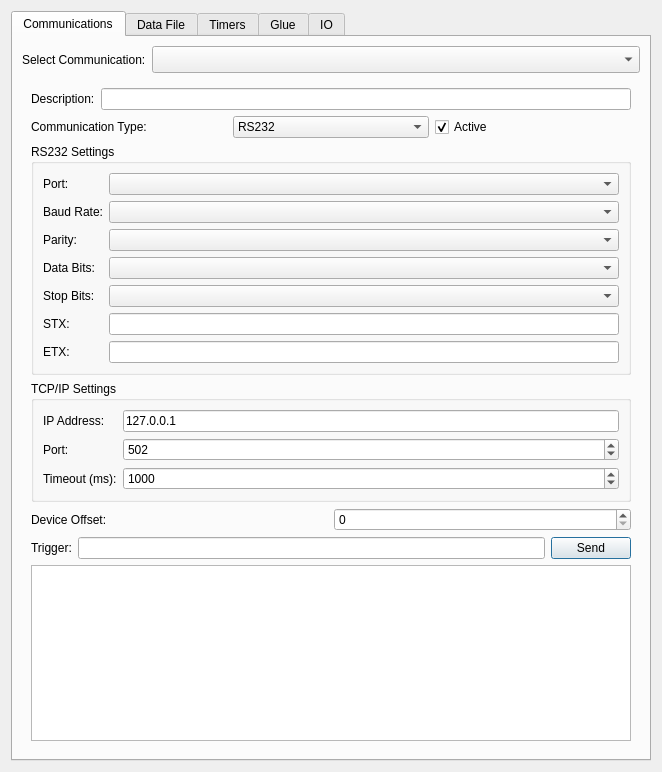
Above: src/gui/SettingsWindow.ui from orkiman/MachineController before the change. Below: the same form after it.
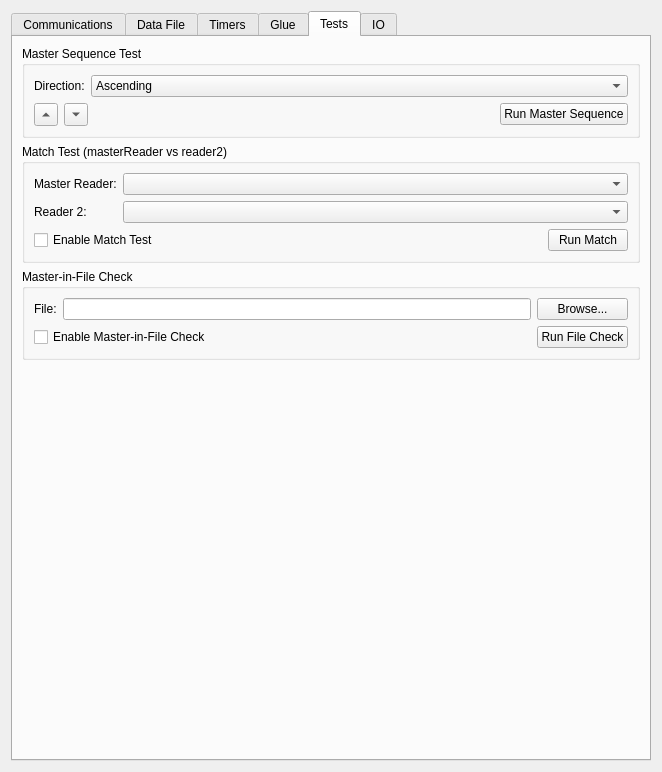
That is the form after the change. The open tabs and pages were chosen to show the change.

Commit message: in the middle of adding tests tab

What changed in the file:
```diff
--- a/src/gui/SettingsWindow.ui
+++ b/src/gui/SettingsWindow.ui
@@ -937,6 +937,200 @@
        </item>
       </layout>
      </widget>
+     <widget class="QWidget" name="testsTab">
+      <attribute name="title">
+       <string>Tests</string>
+      </attribute>
+      <layout class="QVBoxLayout" name="testsVerticalLayout">
+       <item>
+        <widget class="QGroupBox" name="testsMasterSequenceGroupBox">
+         <property name="title">
+          <string>Master Sequence Test</string>
+         </property>
+         <layout class="QFormLayout" name="testsMasterSequenceFormLayout">
+          <item row="0" column="0">
+           <widget class="QLabel" name="testsMasterDirectionLabel">
+            <property name="text">
+             <string>Direction:</string>
+            </property>
+           </widget>
+          </item>
+          <item row="0" column="1">
+           <widget class="QComboBox" name="testsMasterDirectionComboBox">
+            <item>
+             <property name="text">
+              <string>Ascending</string>
+             </property>
+            </item>
+            <item>
+             <property name="text">
+              <string>Descending</string>
+             </property>
+            </item>
+           </widget>
+          </item>
+          <item row="1" column="0" colspan="2">
+           <layout class="QHBoxLayout" name="testsArrowsLayout">
+            <item>
+             <widget class="QToolButton" name="testsUpArrowButton">
+              <property name="arrowType">
+               <enum>Qt::UpArrow</enum>
+              </property>
+              <property name="toolButtonStyle">
+               <enum>Qt::ToolButtonIconOnly</enum>
+              </property>
+             </widget>
+            </item>
+            <item>
+             <widget class="QToolButton" name="testsDownArrowButton">
+              <property name="arrowType">
+               <enum>Qt::DownArrow</enum>
+              </property>
+              <property name="toolButtonStyle">
+               <enum>Qt::ToolButtonIconOnly</enum>
+              </property>
+             </widget>
+            </item>
+            <item>
+             <spacer name="testsArrowSpacer">
+              <property name="orientation">
+               <enum>Qt::Horizontal</enum>
+              </property>
+              <property name="sizeHint" stdset="0">
+               <size>
+                <width>40</width>
+                <height>20</height>
+               </size>
+              </property>
+             </spacer>
+            </item>
+            <item>
+             <widget class="QPushButton" name="testsRunMasterSequenceButton">
+              <property name="text">
+               <string>Run Master Sequence</string>
+              </property>
+             </widget>
+            </item>
+           </layout>
+          </item>
+         </layout>
+        </widget>
+       </item>
+       <item>
+        <widget class="QGroupBox" name="testsMatchGroupBox">
+         <property name="title">
+          <string>Match Test (masterReader vs reader2)</string>
+         </property>
+         <layout class="QFormLayout" name="testsMatchFormLayout">
+          <item row="0" column="0">
+           <widget class="QLabel" name="testsMasterReaderLabel">
+            <property name="text">
+             <string>Master Reader:</string>
+            </property>
+           </widget>
+          </item>
+          <item row="0" column="1">
+           <widget class="QComboBox" name="testsMasterReaderComboBox"/>
+          </item>
+          <item row="1" column="0">
+           <widget class="QLabel" name="testsReader2Label">
+            <property name="text">
+             <string>Reader 2:</string>
+            </property>
+           </widget>
+          </item>
+          <item row="1" column="1">
+           <widget class="QComboBox" name="testsReader2ComboBox"/>
+          </item>
+          <item row="2" column="0" colspan="2">
+           <layout class="QHBoxLayout" name="testsMatchActionsLayout">
+            <item>
+             <widget class="QCheckBox" name="testsMatchEnableCheckBox">
+              <property name="text">
+               <string>Enable Match Test</string>
+              </property>
+             </widget>
+            </item>
+            <item>
+             <spacer name="testsMatchSpacer">
+              <property name="orientation">
+               <enum>Qt::Horizontal</enum>
+              </property>
+              <property name="sizeHint" stdset="0">
+               <size>
+                <width>40</width>
+                <height>20</height>
+               </size>
+              </property>
+             </spacer>
+            </item>
+            <item>
+             <widget class="QPushButton" name="testsRunMatchButton">
+              <property name="text">
+               <string>Run Match</string>
+              </property>
+             </widget>
+            </item>
+           </layout>
+          </item>
+         </layout>
+        </widget>
+       </item>
+       <item>
+        <widget class="QGroupBox" name="testsMasterInFileGroupBox">
+         <property name="title">
+          <string>Master-in-File Check</string>
+         </property>
+         <layout class="QGridLayout" name="testsMasterInFileGridLayout">
+          <item row="0" column="0">
+           <widget class="QLabel" name="testsFilePathLabel">
+            <property name="text">
+             <string>File:</string>
+            </property>
+           </widget>
+          </item>
+          <item row="0" column="1">
+           <widget class="QLineEdit" name="testsFilePathLineEdit"/>
+          </item>
+          <item row="0" column="2">
+           <widget class="QPushButton" name="testsBrowseFileButton">
+            <property name="text">
+             <string>Browse...</string>
+            </property>
+           </widget>
+          </item>
+          <item row="1" column="0" colspan="2">
+           <widget class="QCheckBox" name="testsMasterInFileEnableCheckBox">
+            <property name="text">
+             <string>Enable Master-in-File Check</string>
+            </property>
+           </widget>
+          </item>
+          <item row="1" column="2">
+           <widget class="QPushButton" name="testsRunMasterInFileButton">
+            <property name="text">
+             <string>Run File Check</string>
+            </property>
+           </widget>
+          </item>
+         </layout>
+        </widget>
+       </item>
+       <item>
+        <spacer name="testsBottomSpacer">
+         <property name="orientation">
+          <enum>Qt::Vertical</enum>
+         </property>
+         <property name="sizeHint" stdset="0">
+          <size>
+           <width>20</width>
+           <height>40</height>
+          </size>
+         </property>
+        </spacer>
+       </item>
+      </layout>
+     </widget>
      <widget class="QWidget" name="IOTab">
       <attribute name="title">
        <string>IO</string>
```
Left out of the diff: 2 changed lines with no effect on the pictures. The commit also changes 5 other files.
